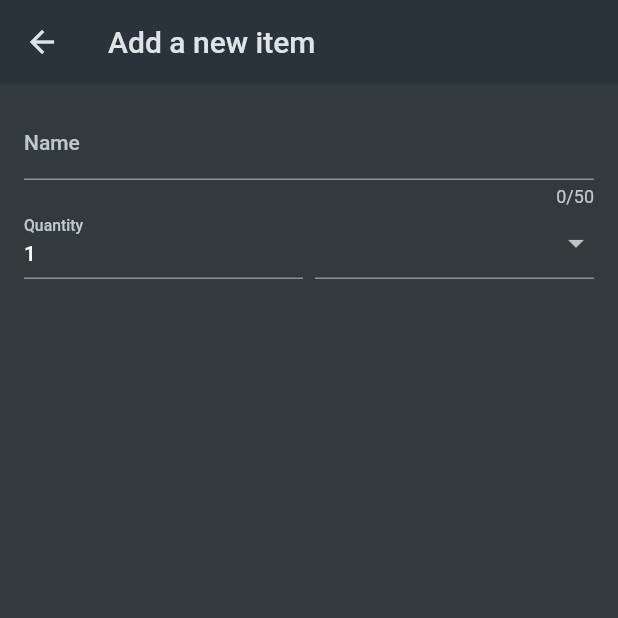
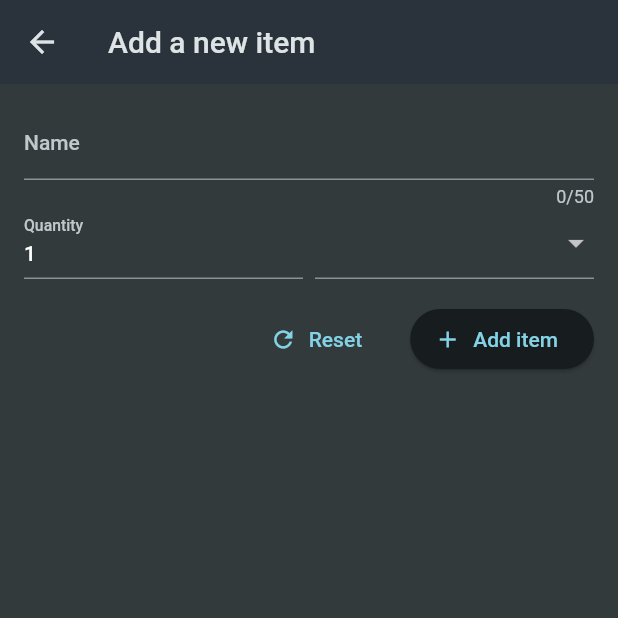
Before and after one commit to jsare/shoppingListApp, a Flutter app: the NewItem screen opened directly, on a phone screen of 412 x 824 dp, the top half of it. Run offline on Flutter 3.47's test engine with Material 2 defaults, Android fonts, the phone set to English and light mode, and no system bars.

Commit message:
Added buttons to a form

```diff
--- a/lib/widgets/new_item.dart
+++ b/lib/widgets/new_item.dart
@@ -69,8 +69,22 @@ class _NewItemState extends State<NewItem> {
                   ),
                 ],
               ),
+              const SizedBox(height: 16),
               Row(
-                children: [],
+                mainAxisAlignment: MainAxisAlignment.end,
+                children: [
+                  TextButton.icon(
+                    onPressed: () {},
+                    label: const Text('Reset'),
+                    icon: const Icon(Icons.refresh_outlined),
+                  ),
+                  const SizedBox(width: 16),
+                  ElevatedButton.icon(
+                    onPressed: () {},
+                    label: const Text('Add item'),
+                    icon: const Icon(Icons.add_outlined),
+                  ),
+                ],
               ),
             ],
           ),
```
